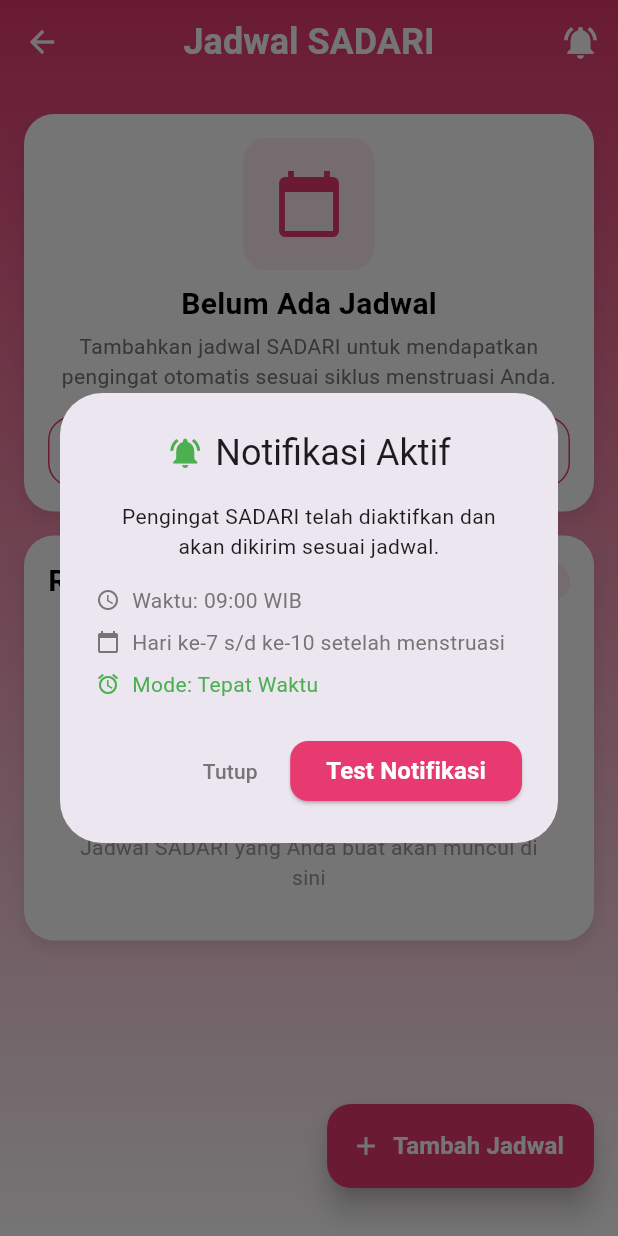
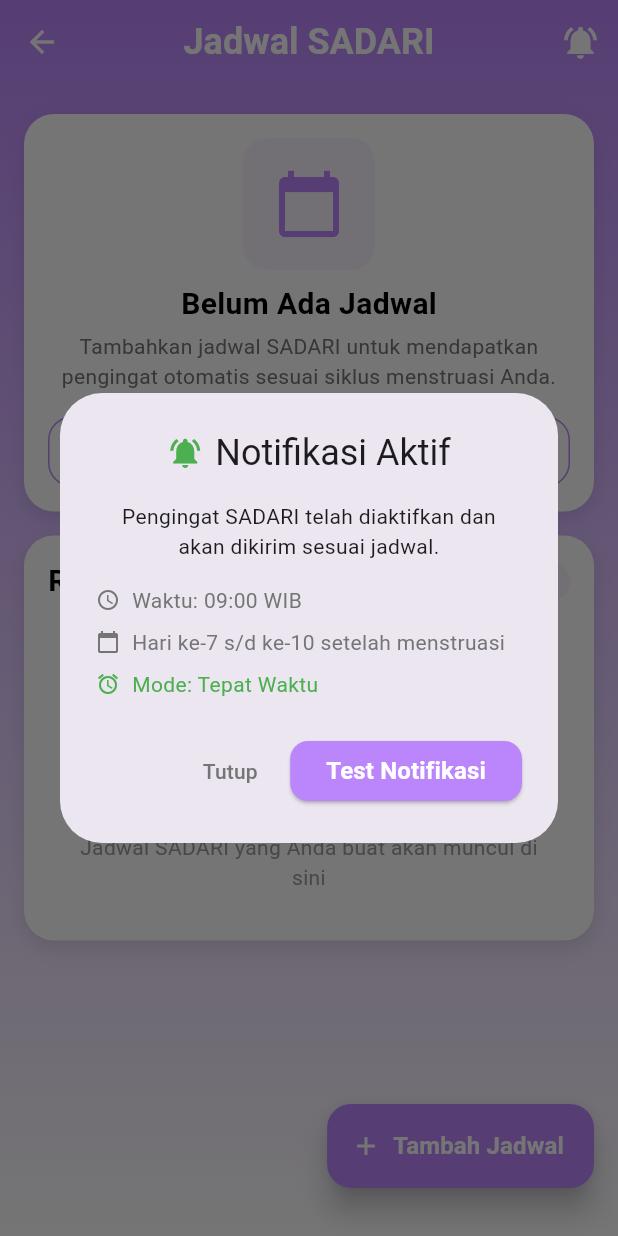
Before and after one commit to abuamar142/my_sadari, a Flutter app: the ScheduleView screen opened by its route, after a tap on the "notifications active" icon, on a phone screen of 412 x 824 dp. Run offline on Flutter 3.47's test engine with Material 3 defaults, Android fonts, the phone set to English and light mode, and no system bars; our stand-ins replace awesome_notifications, get, get_storage, graphql_flutter, permission_handler; missing offline and left inert: flutter_inappwebview; accounts and stored records are empty.

Commit message:
schedule: adjust coloring

```diff
--- a/lib/app/modules/home/views/home_view.dart
+++ b/lib/app/modules/home/views/home_view.dart
@@ -173,7 +173,7 @@ class HomeView extends GetView<HomeController> {
           title: 'JADWAL\nSADARI',
           image: AppImages.menu3,
           route: () => Get.toNamed(Routes.schedule),
-          color: AppColors.blue2,
+          color: AppColors.purple1,
         ),
         SizedBox(height: 20),
         MenuWidget(
--- a/lib/app/modules/schedule/views/schedule_view.dart
+++ b/lib/app/modules/schedule/views/schedule_view.dart
@@ -12,7 +12,7 @@ class ScheduleView extends GetView<ScheduleController> {
   @override
   Widget build(BuildContext context) {
     return Container(
-      decoration: BoxDecoration(gradient: AppColors.background1),
+      decoration: BoxDecoration(gradient: AppColors.background2),
       child: Scaffold(
         backgroundColor: Colors.transparent,
         appBar: AppBar(
@@ -28,7 +28,7 @@ class ScheduleView extends GetView<ScheduleController> {
           iconTheme: IconThemeData(color: AppColors.white),
           centerTitle: true,
           actions: [
-            // Debug/Test button (only show in debug mode)
+            // Debug Test button (only show in debug mode)
             if (kDebugMode)
               IconButton(
                 onPressed: controller.showTestNotificationBottomSheet,
@@ -66,7 +66,7 @@ class ScheduleView extends GetView<ScheduleController> {
           margin: EdgeInsets.only(bottom: 16),
           child: FloatingActionButton.extended(
             onPressed: controller.showAddScheduleBottomSheet,
-            backgroundColor: AppColors.pink,
+            backgroundColor: AppColors.purple1,
             elevation: 8,
             icon: Icon(Icons.add, color: AppColors.white, size: 20),
             label: Text('Tambah Jadwal', style: AppTextStyle.buttonText1),
@@ -149,7 +149,7 @@ class ScheduleView extends GetView<ScheduleController> {
               Container(
                 padding: EdgeInsets.symmetric(horizontal: 12, vertical: 4),
                 decoration: BoxDecoration(
-                  color: AppColors.pink.withValues(alpha: 0.1),
+                  color: AppColors.purple1.withValues(alpha: 0.1),
                   borderRadius: BorderRadius.circular(
                     AppDimensions.radiusSmall,
                   ),
@@ -158,7 +158,7 @@ class ScheduleView extends GetView<ScheduleController> {
                   () => Text(
                     '${controller.schedules.length} jadwal',
                     style: AppTextStyle.caption.copyWith(
-                      color: AppColors.pink,
+                      color: AppColors.purple1,
                       fontWeight: FontWeight.w600,
                     ),
                   ),
@@ -192,13 +192,13 @@ class ScheduleView extends GetView<ScheduleController> {
         Container(
           padding: EdgeInsets.all(16),
           decoration: BoxDecoration(
-            color: AppColors.pink.withValues(alpha: 0.1),
+            color: AppColors.purple1.withValues(alpha: 0.1),
             borderRadius: BorderRadius.circular(AppDimensions.radiusMedium),
           ),
           child: Icon(
             Icons.notifications_active,
             size: 48,
-            color: AppColors.pink,
+            color: AppColors.purple1,
           ),
         ),
         SizedBox(height: 16),
@@ -226,7 +226,7 @@ class ScheduleView extends GetView<ScheduleController> {
             icon: Icon(Icons.play_arrow, color: AppColors.white),
             label: Text('Mulai SADARI', style: AppTextStyle.buttonText1),
             style: ElevatedButton.styleFrom(
-              backgroundColor: AppColors.pink,
+              backgroundColor: AppColors.purple1,
               padding: EdgeInsets.symmetric(vertical: 12),
               shape: RoundedRectangleBorder(
                 borderRadius: BorderRadius.circular(AppDimensions.radiusMedium),
@@ -311,13 +311,13 @@ class ScheduleView extends GetView<ScheduleController> {
         Container(
           padding: EdgeInsets.symmetric(horizontal: 16, vertical: 8),
           decoration: BoxDecoration(
-            color: AppColors.pink.withValues(alpha: 0.1),
+            color: AppColors.purple1.withValues(alpha: 0.1),
             borderRadius: BorderRadius.circular(AppDimensions.radiusMedium),
           ),
           child: Text(
             '${windowInfo['daysUntilStart']} hari lagi',
             style: AppTextStyle.headingLarge1.copyWith(
-              color: AppColors.pink,
+              color: AppColors.purple1,
               fontWeight: FontWeight.bold,
             ),
           ),
@@ -353,10 +353,10 @@ class ScheduleView extends GetView<ScheduleController> {
         Container(
           padding: EdgeInsets.all(20),
           decoration: BoxDecoration(
-            color: AppColors.pink.withValues(alpha: 0.1),
+            color: AppColors.purple1.withValues(alpha: 0.1),
             borderRadius: BorderRadius.circular(AppDimensions.radiusMedium),
           ),
-          child: Icon(Icons.calendar_today, size: 48, color: AppColors.pink),
+          child: Icon(Icons.calendar_today, size: 48, color: AppColors.purple1),
         ),
         SizedBox(height: AppDimensions.paddingMedium),
         Text(
@@ -377,13 +377,15 @@ class ScheduleView extends GetView<ScheduleController> {
           width: double.infinity,
           child: OutlinedButton.icon(
             onPressed: controller.showAddScheduleBottomSheet,
-            icon: Icon(Icons.add, color: AppColors.pink),
+            icon: Icon(Icons.add, color: AppColors.purple1),
             label: Text(
               'Tambah Jadwal SADARI',
-              style: AppTextStyle.buttonText1.copyWith(color: AppColors.pink),
+              style: AppTextStyle.buttonText1.copyWith(
+                color: AppColors.purple1,
+              ),
             ),
             style: OutlinedButton.styleFrom(
-              side: BorderSide(color: AppColors.pink),
+              side: BorderSide(color: AppColors.purple1),
               padding: EdgeInsets.symmetric(vertical: 12),
               shape: RoundedRectangleBorder(
                 borderRadius: BorderRadius.circular(AppDimensions.radiusMedium),
@@ -403,10 +405,10 @@ class ScheduleView extends GetView<ScheduleController> {
           Container(
             padding: EdgeInsets.all(20),
             decoration: BoxDecoration(
-              color: AppColors.pink.withValues(alpha: 0.1),
+              color: AppColors.purple1.withValues(alpha: 0.1),
               shape: BoxShape.circle,
             ),
-            child: Icon(Icons.schedule, size: 48, color: AppColors.pink),
+            child: Icon(Icons.schedule, size: 48, color: AppColors.purple1),
           ),
           SizedBox(height: AppDimensions.paddingMedium),
           Text(
@@ -694,13 +696,13 @@ class ScheduleView extends GetView<ScheduleController> {
                 child: Text(
                   'Pengaturan',
                   style: AppTextStyle.bodyMedium1.copyWith(
-                    color: AppColors.pink,
+                    color: AppColors.purple1,
                   ),
                 ),
               ),
             ElevatedButton(
               style: ElevatedButton.styleFrom(
-                backgroundColor: AppColors.pink,
+                backgroundColor: AppColors.purple1,
                 shape: RoundedRectangleBorder(
                   borderRadius: BorderRadius.circular(
                     AppDimensions.radiusSmall,
--- a/lib/app/styles/app_colors.dart
+++ b/lib/app/styles/app_colors.dart
@@ -25,7 +25,7 @@ class AppColors {
   static const LinearGradient background2 = LinearGradient(
     begin: Alignment.topCenter,
     end: Alignment.bottomCenter,
-    colors: [blue2, blue2],
+    colors: [purple1, white],
   );
 
   static const LinearGradient background3 = LinearGradient(
```
